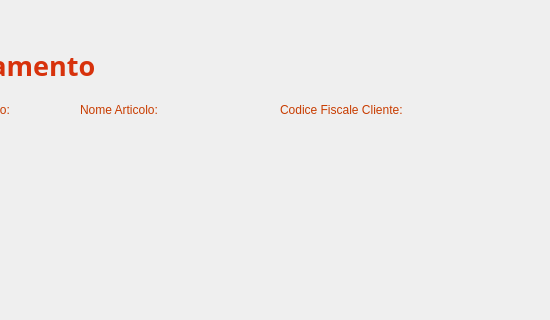
Above: Viste/VistaVisualizzaPagamentoAmministratore.ui from GiacomoPrincipi/CineMax before the change; both pictures show x 240 to 790 and y 0 to 320 of the 790 by 499 pixel window. Below: the same form after it.
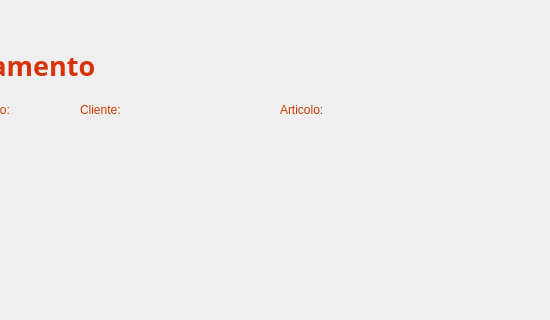
That is the form after the change. Icons and pictures are not drawn. Custom widgets are drawn as their Qt base class.

What changed in the file:
```diff
--- a/Viste/VistaVisualizzaPagamentoAmministratore.ui
+++ b/Viste/VistaVisualizzaPagamentoAmministratore.ui
@@ -63,7 +63,7 @@
   <widget class="QLabel" name="labelCliente">
    <property name="geometry">
     <rect>
-     <x>520</x>
+     <x>320</x>
      <y>100</y>
      <width>161</width>
      <height>20</height>
@@ -75,7 +75,7 @@
 }</string>
    </property>
    <property name="text">
-    <string>Codice Fiscale Cliente:</string>
+    <string>Cliente:</string>
    </property>
    <property name="alignment">
     <set>Qt::AlignmentFlag::AlignLeading|Qt::AlignmentFlag::AlignLeft|Qt::AlignmentFlag::AlignVCenter</set>
@@ -131,9 +131,9 @@
   <widget class="QLabel" name="labelArticolo">
    <property name="geometry">
     <rect>
-     <x>320</x>
+     <x>520</x>
      <y>100</y>
-     <width>121</width>
+     <width>171</width>
      <height>20</height>
     </rect>
    </property>
@@ -143,7 +143,7 @@
 }</string>
    </property>
    <property name="text">
-    <string>Nome Articolo:</string>
+    <string>Articolo:</string>
    </property>
    <property name="alignment">
     <set>Qt::AlignmentFlag::AlignLeading|Qt::AlignmentFlag::AlignLeft|Qt::AlignmentFlag::AlignVCenter</set>
@@ -327,9 +327,9 @@
   <widget class="QLabel" name="labelCodiceFiscalePagamento">
    <property name="geometry">
     <rect>
-     <x>520</x>
+     <x>320</x>
      <y>130</y>
-     <width>121</width>
+     <width>151</width>
      <height>20</height>
     </rect>
    </property>
@@ -345,7 +345,7 @@
   <widget class="QLabel" name="labelNomePagamento">
    <property name="geometry">
     <rect>
-     <x>320</x>
+     <x>520</x>
      <y>130</y>
      <width>181</width>
      <height>20</height>
```
Left out of the diff: 2 changed lines with no effect on the pictures.
